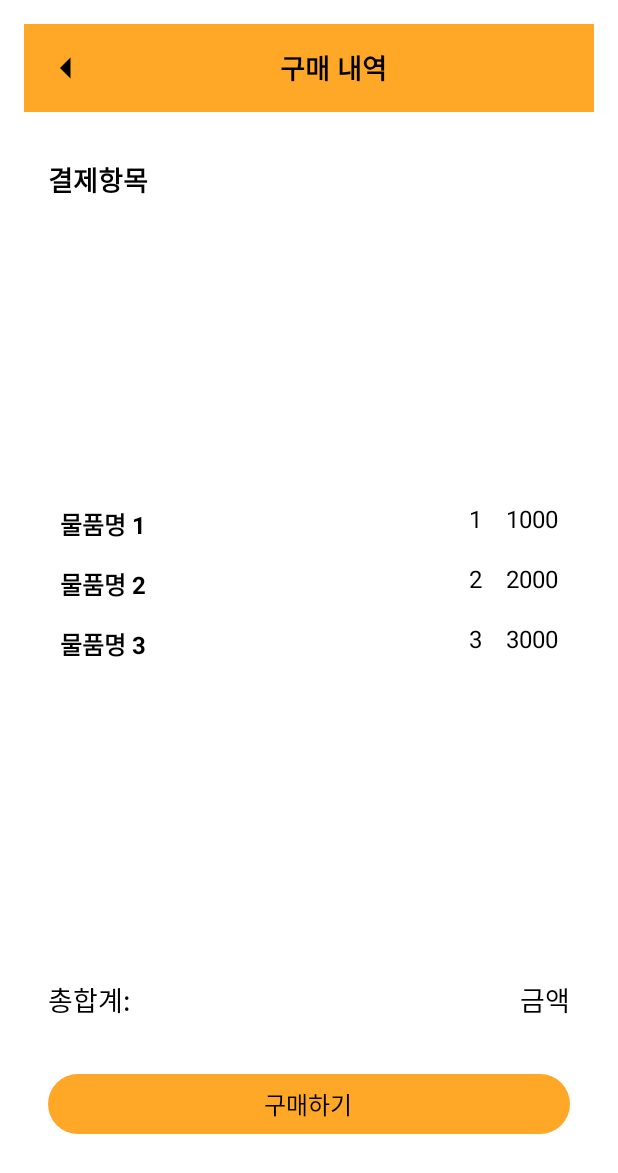
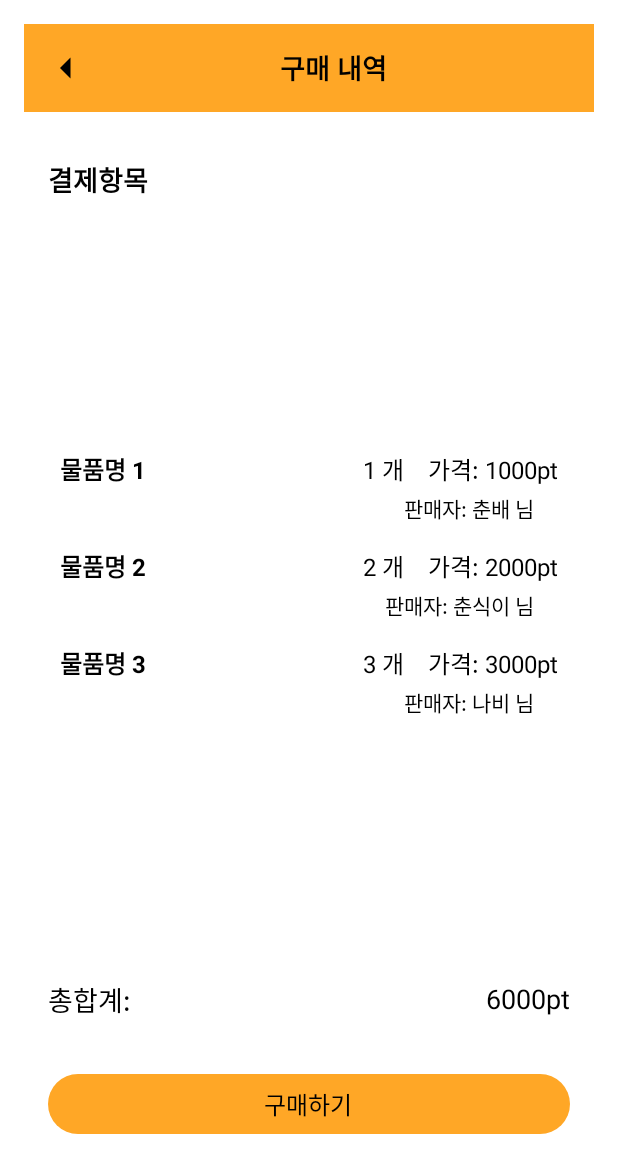
Before and after one commit to Cycrypto/mobile-zipbob, an Android app built with Jetpack Compose: the @Preview function PaymentDetailScreenPreview, on a phone screen of 412 x 824 dp. Shown: the top 1173 px of the screen. Run offline under Robolectric (Android 15) with nearby library versions, the phone set to English and light mode, and no system bars; our stand-ins replace constraintlayout-compose; Roboto replaces fonts that are not available here.

Commit message:
결제 프로세스 레이아웃 수정

```diff
--- a/app/src/main/java/com/example/hansotbob/data/PaymentDetail.kt
+++ b/app/src/main/java/com/example/hansotbob/data/PaymentDetail.kt
@@ -2,6 +2,7 @@ package com.example.hansotbob.data
 
 data class PaymentDetail(
     val productName: String,
-    val itemCounts: String,
-    val itemPrice: String
+    val itemCounts: Int,
+    val itemPrice: Int, //상품의 1개 가격
+    val seller: String  //판매자명
 )
--- a/app/src/main/java/com/example/hansotbob/ui/screen/PaymentDetail.kt
+++ b/app/src/main/java/com/example/hansotbob/ui/screen/PaymentDetail.kt
@@ -4,9 +4,11 @@ import androidx.compose.foundation.background
 import androidx.compose.foundation.layout.*
 import androidx.compose.material3.Text
 import androidx.compose.runtime.Composable
+import androidx.compose.ui.Alignment
 import androidx.compose.ui.Modifier
 import androidx.compose.ui.graphics.Color
 import androidx.compose.ui.text.font.FontWeight
+import androidx.compose.ui.text.style.TextAlign
 import androidx.compose.ui.tooling.preview.Preview
 import androidx.compose.ui.unit.dp
 import androidx.compose.ui.unit.sp
@@ -17,12 +19,14 @@ fun PaymentDetail(
     paymentDetail: PaymentDetail,
     modifier: Modifier = Modifier
 ) {
-    Row(
+    val totalPrice = paymentDetail.itemCounts * paymentDetail.itemPrice
+    Column(
         modifier = modifier
             .fillMaxWidth()
             .padding(8.dp)
             .background(Color.White)
     ) {
+        Row(verticalAlignment = Alignment.CenterVertically) {
             Text(
                 text = paymentDetail.productName,
                 fontSize = 16.sp,
@@ -32,18 +36,36 @@ fun PaymentDetail(
             )
 
             Text(
-            text = paymentDetail.itemCounts,
+                text = "${paymentDetail.itemCounts} 개",
                 fontSize = 16.sp,
                 modifier = Modifier
                     .padding(start = 16.dp)
             )
 
             Text(
-            text = paymentDetail.itemPrice,
+                text = "가격: ${totalPrice}pt",
                 fontSize = 16.sp,
                 modifier = Modifier
                     .padding(start = 16.dp)
             )
+        }
+
+        Row(
+            modifier = Modifier
+                .fillMaxWidth()
+                .padding(top = 4.dp),
+            horizontalArrangement = Arrangement.End
+        ) {
+            Text(
+                text = "판매자: ${paymentDetail.seller} 님",
+                fontSize = 14.sp,
+                fontWeight = FontWeight.Normal,
+                textAlign = TextAlign.End,
+                modifier = Modifier
+                    .padding(end = 16.dp)
+                    .weight(1f)
+            )
+        }
     }
 }
 
@@ -53,8 +75,9 @@ fun PaymentDetailPreview() {
     PaymentDetail(
         paymentDetail = PaymentDetail(
             productName = "상품명",
-            itemCounts = "1",
-            itemPrice = "가격: 1000pt"
+            itemCounts = 2,
+            itemPrice = 1000,
+            seller = "감자"
         )
     )
 }
--- a/app/src/main/java/com/example/hansotbob/ui/screen/PaymentDetailScreen.kt
+++ b/app/src/main/java/com/example/hansotbob/ui/screen/PaymentDetailScreen.kt
@@ -31,20 +31,26 @@ fun PaymentDetailScreen(navController: NavHostController) {
     val paymentDetails = listOf(
         PaymentDetail(
             productName = "물품명 1",
-            itemCounts = "1",
-            itemPrice = "1000"
+            itemCounts = 1,
+            itemPrice = 1000,
+            seller = "춘배"
         ),
         PaymentDetail(
             productName = "물품명 2",
-            itemCounts = "2",
-            itemPrice = "2000"
+            itemCounts = 2,
+            itemPrice = 1000,
+            seller = "춘식이"
         ),
         PaymentDetail(
             productName = "물품명 3",
-            itemCounts = "3",
-            itemPrice = "3000"
+            itemCounts = 3,
+            itemPrice = 1000,
+            seller = "나비"
         )
     )
+
+    // Calculate total price
+    val totalPrice = paymentDetails.sumBy { it.itemCounts * it.itemPrice }
 
     ConstraintLayout(
         modifier = Modifier
@@ -52,7 +58,7 @@ fun PaymentDetailScreen(navController: NavHostController) {
             .background(Color.White)
             .padding(16.dp)
     ) {
-        val (topBar, paymentTitle, recyclerView, totalPrice, buyButton) = createRefs()
+        val (topBar, paymentTitle, recyclerView, totalPriceText, buyButton) = createRefs()
 
         // Top Bar
         Row(
@@ -109,7 +115,7 @@ fun PaymentDetailScreen(navController: NavHostController) {
                     top.linkTo(paymentTitle.bottom, margin = 8.dp)
                     start.linkTo(parent.start)
                     end.linkTo(parent.end)
-                    bottom.linkTo(totalPrice.top, margin = 16.dp)
+                    bottom.linkTo(totalPriceText.top, margin = 16.dp)
                 }
         ) {
             items(paymentDetails) { paymentDetail ->
@@ -122,7 +128,7 @@ fun PaymentDetailScreen(navController: NavHostController) {
             verticalAlignment = Alignment.CenterVertically,
             modifier = Modifier
                 .padding(horizontal = 16.dp)
-                .constrainAs(totalPrice) {
+                .constrainAs(totalPriceText) {
                     start.linkTo(parent.start)
                     end.linkTo(parent.end)
                     bottom.linkTo(buyButton.top, margin = 16.dp)
@@ -136,7 +142,7 @@ fun PaymentDetailScreen(navController: NavHostController) {
             )
 
             Text(
-                text = "금액",
+                text = "${totalPrice}pt", // Display total price
                 fontSize = 18.sp,
                 modifier = Modifier
                     .padding(start = 8.dp)
@@ -163,6 +169,7 @@ fun PaymentDetailScreen(navController: NavHostController) {
     }
 }
 
+
 @Preview(showBackground = true)
 @Composable
 fun PaymentDetailScreenPreview() {
```
Also changed, not shown: app/src/main/java/com/example/hansotbob/ui/screen/SaleDetail.kt (added, +62 -0 lines), app/src/main/java/com/example/hansotbob/ui/screen/SaleDetailScreen.kt (+19 -9 lines). Lines whose indentation alone changed are shown as unchanged.
